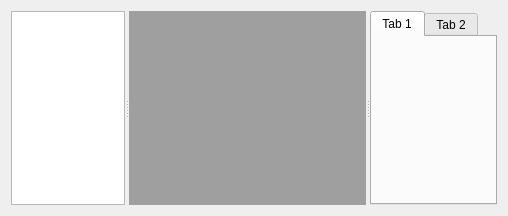
Above: src/iotab.ui from mortbopet/Ripes before the change. Below: the same form after it.
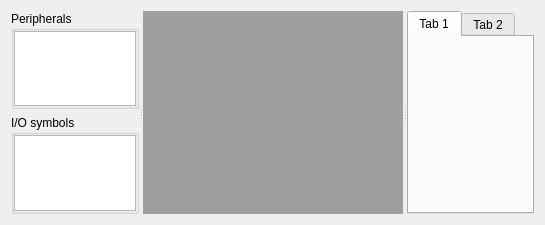
That is the form after the change.

Commit message: Show I/O symbol header in I/O tab

```diff
--- a/src/iotab.ui
+++ b/src/iotab.ui
@@ -6,14 +6,14 @@
    <rect>
     <x>0</x>
     <y>0</y>
-    <width>508</width>
-    <height>216</height>
+    <width>545</width>
+    <height>225</height>
    </rect>
   </property>
   <property name="windowTitle">
    <string>Form</string>
   </property>
-  <layout class="QGridLayout" name="gridLayout">
+  <layout class="QGridLayout" name="gridLayout_2">
    <item row="0" column="0">
     <widget class="QSplitter" name="splitter">
      <property name="orientation">
@@ -22,18 +22,89 @@
      <property name="childrenCollapsible">
       <bool>false</bool>
      </property>
-     <widget class="QTableWidget" name="peripheralsTable">
-      <property name="sizePolicy">
-       <sizepolicy hsizetype="Expanding" vsizetype="Expanding">
-        <horstretch>0</horstretch>
-        <verstretch>0</verstretch>
-       </sizepolicy>
-      </property>
+     <widget class="QWidget" name="verticalLayoutWidget">
+      <layout class="QVBoxLayout" name="lhsLayout">
+       <item>
+        <widget class="QGroupBox" name="groupBox_2">
+         <property name="title">
+          <string>Peripherals</string>
+         </property>
+         <layout class="QGridLayout" name="gridLayout">
+          <property name="leftMargin">
+           <number>0</number>
+          </property>
+          <property name="topMargin">
+           <number>0</number>
+          </property>
+          <property name="rightMargin">
+           <number>0</number>
+          </property>
+          <property name="bottomMargin">
+           <number>0</number>
+          </property>
+          <item row="0" column="0">
+           <widget class="QTableWidget" name="peripheralsTable">
+            <property name="sizePolicy">
+             <sizepolicy hsizetype="Expanding" vsizetype="Expanding">
+              <horstretch>0</horstretch>
+              <verstretch>0</verstretch>
+             </sizepolicy>
+            </property>
+           </widget>
+          </item>
+         </layout>
+        </widget>
+       </item>
+       <item>
+        <widget class="QGroupBox" name="groupBox">
+         <property name="title">
+          <string>I/O symbols</string>
+         </property>
+         <layout class="QGridLayout" name="gridLayout_3">
+          <property name="leftMargin">
+           <number>0</number>
+          </property>
+          <property name="topMargin">
+           <number>0</number>
+          </property>
+          <property name="rightMargin">
+           <number>0</number>
+          </property>
+          <property name="bottomMargin">
+           <number>0</number>
+          </property>
+          <item row="0" column="0">
+           <widget class="QPlainTextEdit" name="ioSymbols">
+            <property name="sizePolicy">
+             <sizepolicy hsizetype="Expanding" vsizetype="Expanding">
+              <horstretch>0</horstretch>
+              <verstretch>0</verstretch>
+             </sizepolicy>
+            </property>
+            <property name="lineWrapMode">
+             <enum>QPlainTextEdit::NoWrap</enum>
+            </property>
+            <property name="readOnly">
+             <bool>true</bool>
+            </property>
+           </widget>
+          </item>
+         </layout>
+        </widget>
+       </item>
+      </layout>
      </widget>
      <widget class="QWidget" name="gridLayoutWidget">
       <layout class="QGridLayout" name="dockArea">
        <item row="0" column="0">
-        <widget class="QMdiArea" name="mdiArea"/>
+        <widget class="QMdiArea" name="mdiArea">
+         <property name="sizePolicy">
+          <sizepolicy hsizetype="Expanding" vsizetype="Expanding">
+           <horstretch>0</horstretch>
+           <verstretch>0</verstretch>
+          </sizepolicy>
+         </property>
+        </widget>
        </item>
       </layout>
      </widget>
```
The commit also changes 4 other files.
